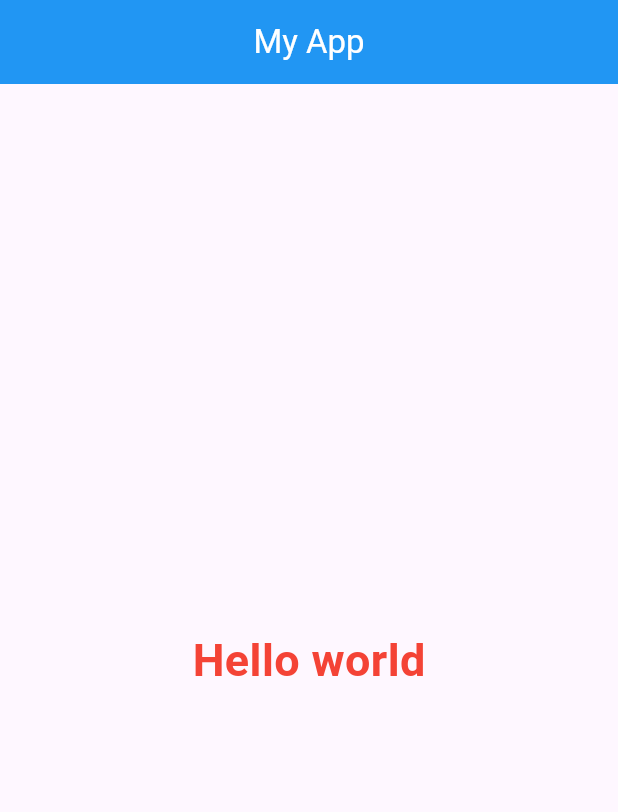
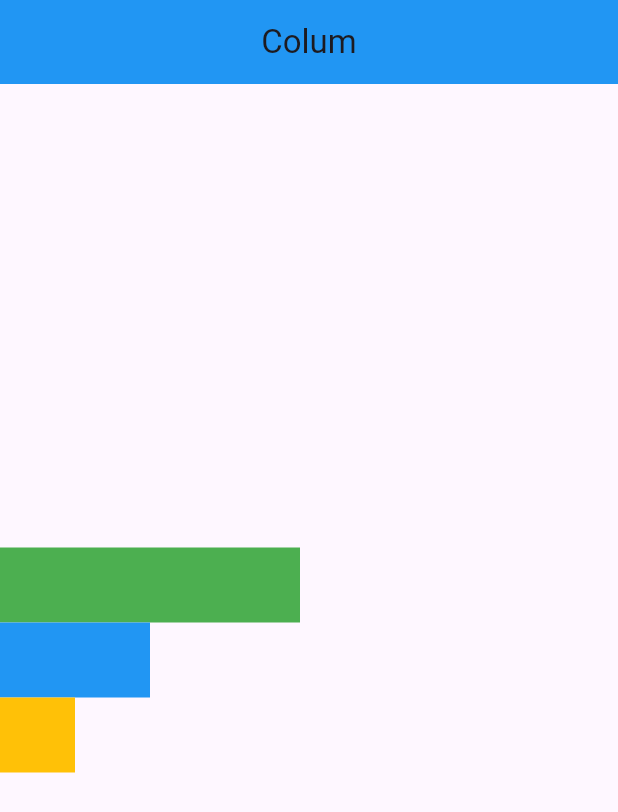
Before and after one commit to taufik-hdyt/flutter-dasar, a Flutter app: the screen it shows after launch, on a phone screen of 412 x 824 dp. Shown: the top 812 px of the screen. Run offline on Flutter 3.47's test engine with Material 3 defaults, Android fonts, the phone set to English and light mode, and no system bars; Roboto replaces fonts that are missing (Poppins).

Commit message:
flutter layout

```diff
--- a/lib/main.dart
+++ b/lib/main.dart
@@ -1,6 +1,6 @@
 import 'package:flutter/material.dart';
 
-void main() {
+main() {
   runApp(MyApp());
 }
 
@@ -8,26 +8,32 @@ class MyApp extends StatelessWidget {
   @override
   Widget build(BuildContext context) {
     return MaterialApp(
-      debugShowCheckedModeBanner: false,
       home: Scaffold(
         appBar: AppBar(
-          title: const Text("My App"),
+          title: Text("Colum"),
+          centerTitle: true,
           backgroundColor: Colors.blue,
-          foregroundColor: Colors.white,
-          centerTitle: true,
         ),
-        body: const Center(
-          child: Text(
-            "Hello world",
-            maxLines: 2,
-            overflow: TextOverflow.ellipsis,
-            style: TextStyle(
-                fontSize: 30,
-                color: Colors.red,
-                fontWeight: FontWeight.bold,
-                fontFamily: 'Poppins'),
-          ),
-        ),
+        body: Column(
+            mainAxisAlignment: MainAxisAlignment.center,
+            crossAxisAlignment: CrossAxisAlignment.start,
+            children: [
+              Container(
+                width: 200,
+                height: 50,
+                color: Colors.green,
+              ),
+              Container(
+                width: 100,
+                height: 50,
+                color: Colors.blue,
+              ),
+              Container(
+                width: 50,
+                height: 50,
+                color: Colors.amber,
+              ),
+            ]),
       ),
     );
   }
```
